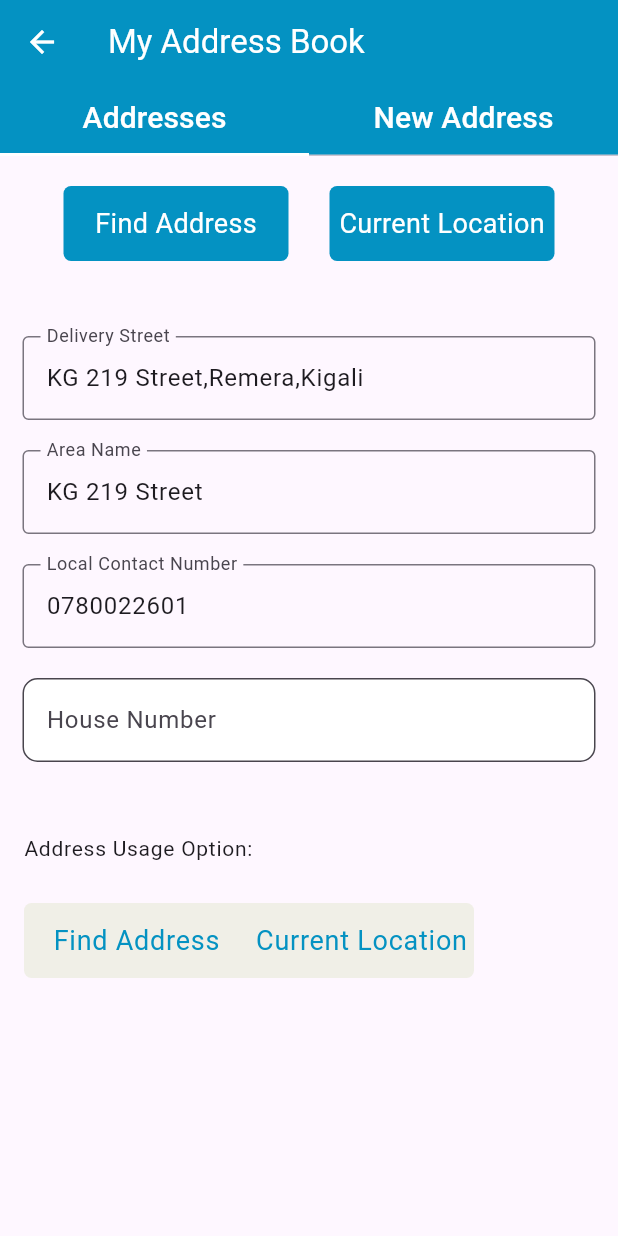
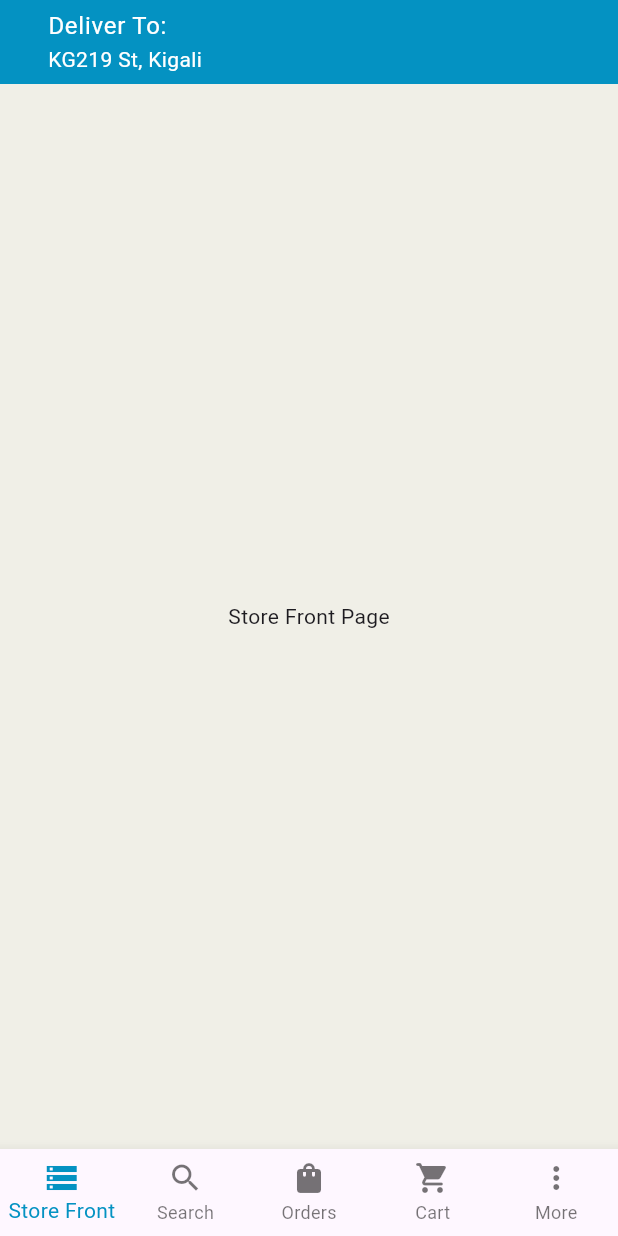
Before and after one commit to rosinekaranganwa/health-hub, a Flutter app: the screen it shows after launch, on a phone screen of 412 x 824 dp. Run offline on Flutter 3.47's test engine with Material 2 defaults, Android fonts, the light colour scheme and no system bars; our stand-ins replace fl_chart.

Commit message:
bottom navigation bar on a delivery page

```diff
--- a/lib/main.dart
+++ b/lib/main.dart
@@ -1,5 +1,5 @@
 import 'package:flutter/material.dart';
-import 'package:health_hub/screen/widget/address_book.dart';
+import 'package:health_hub/screen/home/deliver_page.dart';
 
 void main() {
   runApp(const MyApp());
@@ -18,7 +18,7 @@ class MyApp extends StatelessWidget {
         colorScheme: ColorScheme.fromSeed(seedColor: Colors.deepPurple),
         useMaterial3: true,
       ),
-      home:  AddressBook()
+      home:  DeliverPage()
     );
   }
 }
--- /dev/null
+++ b/lib/screen/home/deliver_page.dart
@@ -0,0 +1,70 @@
+import 'package:flutter/material.dart';
+
+class DeliverPage extends StatefulWidget {
+  const DeliverPage({Key? key});
+
+  @override
+  State<DeliverPage> createState() => _DeliverPageState();
+}
+
+class _DeliverPageState extends State<DeliverPage> {
+  final PageController _pageController = PageController();
+  int _currentPageIndex = 0;
+
+  @override
+  void dispose() {
+    _pageController.dispose();
+    super.dispose();
+  }
+
+  void _onPageChanged(int index) {
+    setState(() {
+      _currentPageIndex = index;
+    });
+  }
+
+  @override
+  Widget build(BuildContext context) {
+    return Scaffold(
+      backgroundColor: Color(0xFFF0EFE7),
+      appBar: AppBar(
+        title: ListTile(
+          title: Text("Deliver To:", style: TextStyle(color: Colors.white)),
+          subtitle: Text("KG219 St, Kigali", style: TextStyle(color: Colors.white)),
+        ),
+        backgroundColor: Color(0xFF0492C2),
+      ),
+      body: PageView(
+        controller: _pageController,
+        onPageChanged: _onPageChanged,
+        children: <Widget>[
+          // Add your pages here
+          Center(child: Text("Store Front Page")),
+          Center(child: Text("Search Page")),
+          Center(child: Text("Orders Page")),
+          Center(child: Text("Cart Page")),
+          Center(child: Text("More Page")),
+        ],
+      ),
+      bottomNavigationBar: BottomNavigationBar(
+        type: BottomNavigationBarType.fixed,
+        currentIndex: _currentPageIndex,
+        selectedItemColor: Color(0xFF0492C2),
+        items: [
+          BottomNavigationBarItem(icon: Icon(Icons.storage), label: "Store Front"),
+          BottomNavigationBarItem(icon: Icon(Icons.search), label: "Search"),
+          BottomNavigationBarItem(icon: Icon(Icons.shopping_bag), label: "Orders"),
+          BottomNavigationBarItem(icon: Icon(Icons.shopping_cart_rounded), label: "Cart"),
+          BottomNavigationBarItem(icon: Icon(Icons.more_vert), label: "More"),
+        ],
+        onTap: (index) {
+          _pageController.animateToPage(
+            index,
+            duration: Duration(milliseconds: 300),
+            curve: Curves.easeInOut,
+          );
+        },
+      ),
+    );
+  }
+}
```
